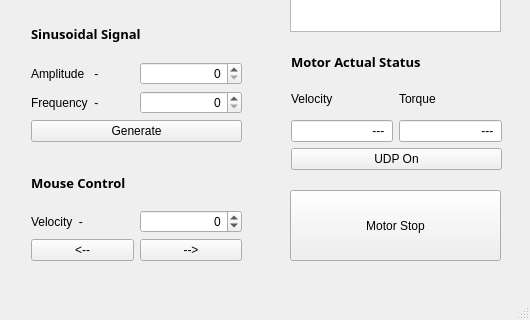
Before: the Qt Designer form mainwindow.ui in shkwon98/EPOS4-SOEM-Gui, drawn with Qt 5; both pictures show x 0 to 530 and y 210 to 530 of the 530 by 530 pixel window.
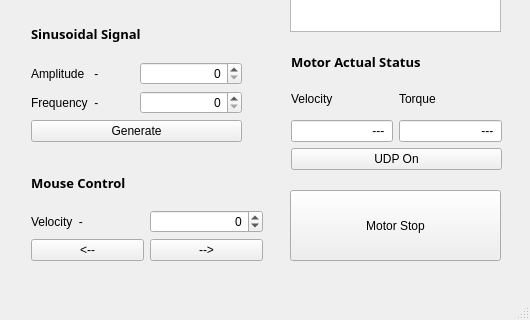
After: the same form once the commit is applied.

Diff of the .ui file:
```diff
--- a/mainwindow.ui
+++ b/mainwindow.ui
@@ -75,7 +75,7 @@
      <string>Motor Stop</string>
     </property>
    </widget>
-   <widget class="QWidget" name="">
+   <widget class="QWidget" name="layoutWidget">
     <property name="geometry">
      <rect>
       <x>290</x>
@@ -109,12 +109,12 @@
      </item>
     </layout>
    </widget>
-   <widget class="QWidget" name="">
+   <widget class="QWidget" name="layoutWidget">
     <property name="geometry">
      <rect>
       <x>31</x>
       <y>371</y>
-      <width>211</width>
+      <width>232</width>
       <height>100</height>
      </rect>
     </property>
@@ -170,7 +170,7 @@
      </item>
     </layout>
    </widget>
-   <widget class="QWidget" name="">
+   <widget class="QWidget" name="layoutWidget">
     <property name="geometry">
      <rect>
       <x>31</x>
@@ -235,7 +235,7 @@
      </item>
     </layout>
    </widget>
-   <widget class="QWidget" name="">
+   <widget class="QWidget" name="layoutWidget">
     <property name="geometry">
      <rect>
       <x>32</x>
@@ -304,7 +304,7 @@
      </item>
     </layout>
    </widget>
-   <widget class="QWidget" name="">
+   <widget class="QWidget" name="layoutWidget">
     <property name="geometry">
      <rect>
       <x>291</x>
```
Left out of the diff: 2 changed lines with no effect on the pictures.
